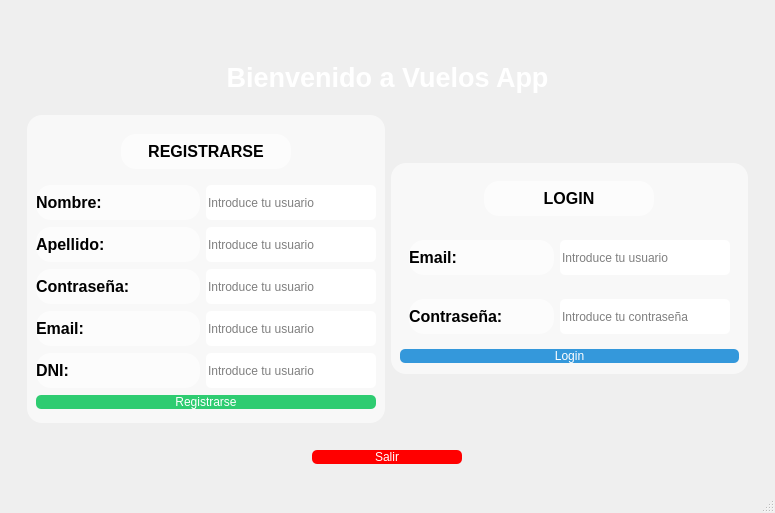
Old version of the form login.ui in the repository ilopjim13/PersistenciaDatos_PyQT.
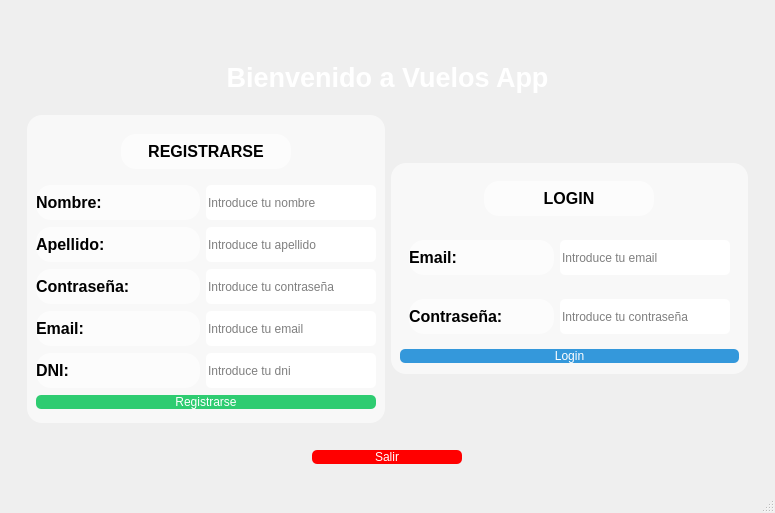
New version of the form. Icons and pictures are not drawn.

Commit message: Terminado mis viajes y login

Diff of the .ui file:
```diff
--- a/login.ui
+++ b/login.ui
@@ -217,7 +217,7 @@
                   <string notr="true">background-color: white; border-radius: 5px;</string>
                  </property>
                  <property name="placeholderText">
-                  <string>Introduce tu usuario</string>
+                  <string>Introduce tu nombre</string>
                  </property>
                 </widget>
                </item>
@@ -248,7 +248,7 @@
                   <string notr="true">background-color: white; border-radius: 5px;</string>
                  </property>
                  <property name="placeholderText">
-                  <string>Introduce tu usuario</string>
+                  <string>Introduce tu apellido</string>
                  </property>
                 </widget>
                </item>
@@ -279,7 +279,7 @@
                   <string notr="true">background-color: white; border-radius: 5px;</string>
                  </property>
                  <property name="placeholderText">
-                  <string>Introduce tu usuario</string>
+                  <string>Introduce tu contraseña</string>
                  </property>
                 </widget>
                </item>
@@ -310,7 +310,7 @@
                   <string notr="true">background-color: white; border-radius: 5px;</string>
                  </property>
                  <property name="placeholderText">
-                  <string>Introduce tu usuario</string>
+                  <string>Introduce tu email</string>
                  </property>
                 </widget>
                </item>
@@ -344,7 +344,7 @@
                   <string/>
                  </property>
                  <property name="placeholderText">
-                  <string>Introduce tu usuario</string>
+                  <string>Introduce tu dni</string>
                  </property>
                 </widget>
                </item>
@@ -463,7 +463,7 @@
                    <string notr="true">background-color: white; border-radius: 5px;</string>
                   </property>
                   <property name="placeholderText">
-                   <string>Introduce tu usuario</string>
+                   <string>Introduce tu email</string>
                   </property>
                  </widget>
                 </item>
```
The commit also changes 6 other files.
